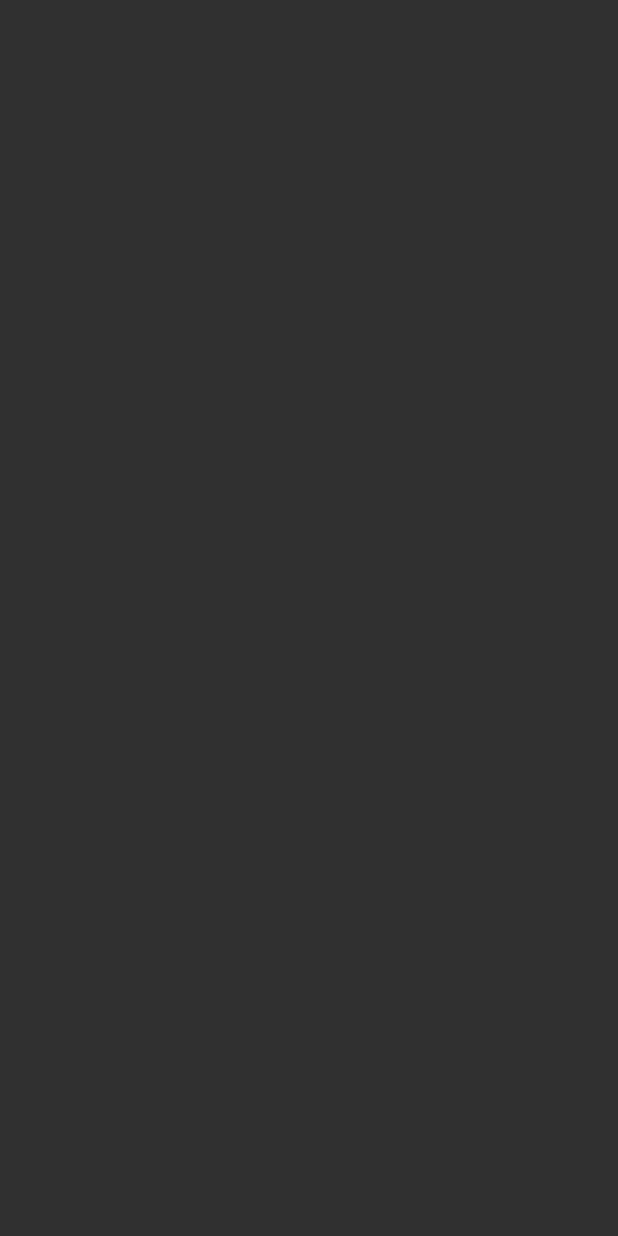
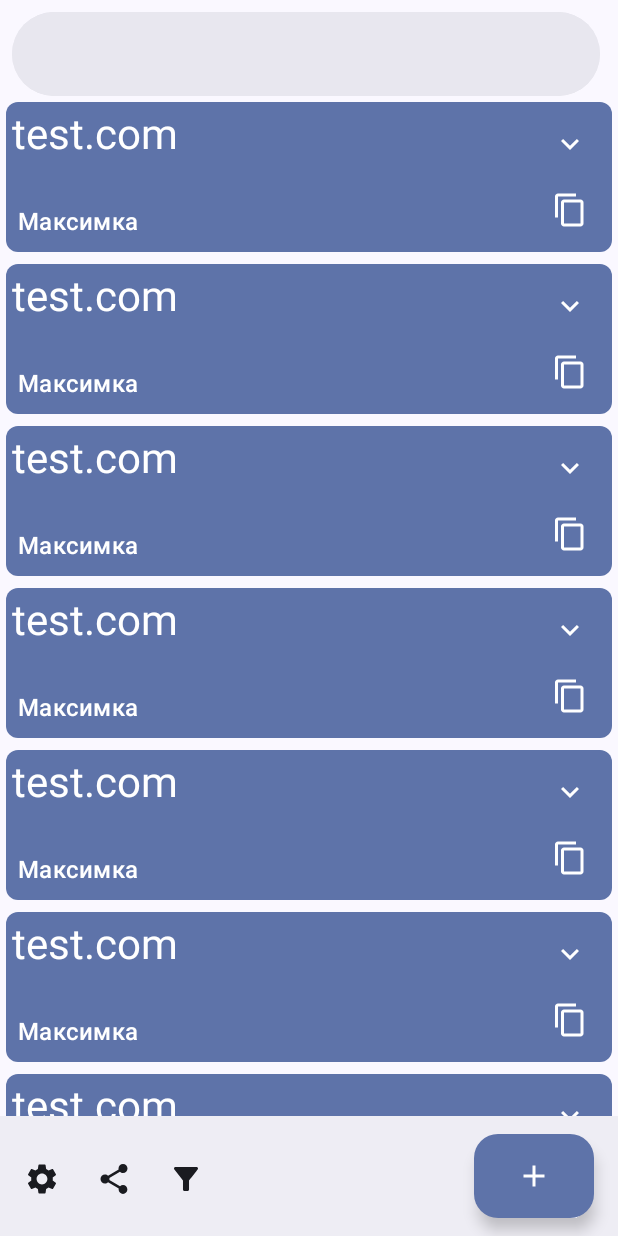
Before and after one commit to Kudr1x/MkPass, an Android app built with Jetpack Compose: the ManagerScreen screen opened through its navigation route, on a phone screen of 412 x 824 dp. Before the commit the screen is empty. Run offline under Robolectric (Android 15) with nearby library versions, the light colour scheme and no system bars.

Commit message:
Add ManagerScreen

```diff
--- a/app/src/main/java/com/github/kudrix/mkpass/manager/ManagerScreen.kt
+++ b/app/src/main/java/com/github/kudrix/mkpass/manager/ManagerScreen.kt
@@ -1,11 +1,131 @@
 package com.github.kudrix.mkpass.manager
 
 import androidx.compose.foundation.layout.Box
+import androidx.compose.foundation.layout.fillMaxSize
+import androidx.compose.foundation.layout.fillMaxWidth
+import androidx.compose.foundation.layout.height
+import androidx.compose.foundation.layout.offset
+import androidx.compose.foundation.layout.padding
+import androidx.compose.foundation.lazy.LazyColumn
+import androidx.compose.material.icons.Icons
+import androidx.compose.material.icons.filled.Settings
+import androidx.compose.material.icons.filled.Share
+import androidx.compose.material.icons.outlined.Add
+import androidx.compose.material3.BottomAppBar
+import androidx.compose.material3.ExperimentalMaterial3Api
+import androidx.compose.material3.ExtendedFloatingActionButton
+import androidx.compose.material3.Icon
+import androidx.compose.material3.IconButton
+import androidx.compose.material3.MediumTopAppBar
+import androidx.compose.material3.Scaffold
+import androidx.compose.material3.SearchBar
+import androidx.compose.material3.SmallTopAppBar
+import androidx.compose.material3.TopAppBar
+import androidx.compose.material3.TopAppBarDefaults
+import androidx.compose.material3.rememberTopAppBarState
 import androidx.compose.runtime.Composable
+import androidx.compose.runtime.getValue
+import androidx.compose.runtime.mutableStateOf
+import androidx.compose.runtime.remember
+import androidx.compose.runtime.setValue
+import androidx.compose.ui.Modifier
+import androidx.compose.ui.geometry.Offset
+import androidx.compose.ui.input.nestedscroll.NestedScrollConnection
+import androidx.compose.ui.input.nestedscroll.NestedScrollSource
+import androidx.compose.ui.input.nestedscroll.nestedScroll
+import androidx.compose.ui.platform.LocalDensity
+import androidx.compose.ui.res.painterResource
+import androidx.compose.ui.tooling.preview.Preview
+import androidx.compose.ui.unit.IntOffset
+import androidx.compose.ui.unit.dp
+import com.github.kudrix.mkpass.R
+import com.github.kudrix.mkpass.ui.items.PasswordItem
+import kotlin.math.roundToInt
 
+@OptIn(ExperimentalMaterial3Api::class)
+@Preview(showBackground = true)
 @Composable
-fun ManagerScreen(){
-    Box(){
+fun ManagerScreen() {
+    var isExpanded by remember { mutableStateOf(true) }
+    val scrollBehavior = TopAppBarDefaults.enterAlwaysScrollBehavior(rememberTopAppBarState())
 
-    }
+
+    Scaffold(
+        modifier = Modifier
+            .nestedScroll(scrollBehavior.nestedScrollConnection),
+
+
+        topBar = {
+            TopAppBar(
+                title = { /*TODO*/ },
+                scrollBehavior = scrollBehavior,
+                actions = {
+                    SearchBar(
+                        modifier = Modifier
+                            .fillMaxWidth()
+                            .padding(8.dp),
+                        query = "",
+                        onQueryChange = {},
+                        onSearch = {},
+                        active = false,
+                        onActiveChange = {}
+                    ) {
+
+                    }
+                }
+            )
+        },
+
+        bottomBar = {
+            BottomAppBar(
+                actions = {
+                    IconButton(
+                        onClick = { /* do something */ }
+                    ) {
+                        Icon(
+                            Icons.Filled.Settings,
+                            contentDescription = "Localized description"
+                        )
+                    }
+
+                    IconButton(
+                        onClick = { /* do something */ }
+                    ) {
+                        Icon(
+                            Icons.Filled.Share,
+                            contentDescription = "Localized description"
+                        )
+                    }
+
+                    IconButton(
+                        onClick = { /* do something */ }
+                    ) {
+                        Icon(painter = painterResource(id = R.drawable.filter),
+                            contentDescription = "Localized description"
+                        )
+                    }
+                },
+
+                floatingActionButton = {
+                    ExtendedFloatingActionButton(
+                        onClick = { /*TODO*/ },
+                    ) {
+                        Icon(imageVector = Icons.Outlined.Add, contentDescription = "Add password")
+                    }
+                }
+            )
+        },
+
+        content = { innerPadding ->
+            LazyColumn(
+                modifier = Modifier
+                    .fillMaxSize()
+                    .padding(innerPadding)
+            ) {
+                items(15) {
+                    PasswordItem()
+                }
+            }
+        }
+    )
 }
--- /dev/null
+++ b/app/src/main/java/com/github/kudrix/mkpass/ui/items/PasswordItem.kt
@@ -0,0 +1,204 @@
+package com.github.kudrix.mkpass.ui.items
+
+import androidx.compose.foundation.background
+import androidx.compose.foundation.layout.Box
+import androidx.compose.foundation.layout.Column
+import androidx.compose.foundation.layout.Row
+import androidx.compose.foundation.layout.Spacer
+import androidx.compose.foundation.layout.fillMaxWidth
+import androidx.compose.foundation.layout.height
+import androidx.compose.foundation.layout.padding
+import androidx.compose.foundation.layout.width
+import androidx.compose.foundation.shape.RoundedCornerShape
+import androidx.compose.foundation.text.BasicTextField
+import androidx.compose.material.icons.Icons
+import androidx.compose.material.icons.filled.Add
+import androidx.compose.material.icons.filled.Delete
+import androidx.compose.material.icons.filled.KeyboardArrowDown
+import androidx.compose.material.icons.filled.KeyboardArrowUp
+import androidx.compose.material3.Card
+import androidx.compose.material3.CardDefaults
+import androidx.compose.material3.Icon
+import androidx.compose.material3.IconButton
+import androidx.compose.material3.IconToggleButton
+import androidx.compose.material3.MaterialTheme
+import androidx.compose.material3.OutlinedTextField
+import androidx.compose.material3.Text
+import androidx.compose.runtime.Composable
+import androidx.compose.runtime.getValue
+import androidx.compose.runtime.mutableStateOf
+import androidx.compose.runtime.remember
+import androidx.compose.runtime.setValue
+import androidx.compose.ui.Alignment
+import androidx.compose.ui.Modifier
+import androidx.compose.ui.res.painterResource
+import androidx.compose.ui.tooling.preview.Preview
+import androidx.compose.ui.unit.dp
+import com.github.kudrix.mkpass.R
+
+@Preview(showBackground = true)
+@Composable
+fun PasswordItem(){
+
+    var isExpanded by remember { mutableStateOf(false)}
+    var vers = 0
+
+    Card(
+        modifier = Modifier
+            .fillMaxWidth()
+            .padding(4.dp)
+            .height(if (isExpanded) 300.dp else 100.dp),
+        shape = RoundedCornerShape(8.dp),
+        colors = CardDefaults.cardColors(
+            containerColor = MaterialTheme.colorScheme.primaryContainer
+        )
+    ) {
+        Box (
+            modifier = Modifier
+                .fillMaxWidth()
+                .height(100.dp)
+        ){
+            IconToggleButton(
+                modifier = Modifier
+                    .align(Alignment.TopEnd)
+                    .padding(4.dp),
+                checked = isExpanded,
+                onCheckedChange = {newState -> isExpanded = newState}
+            ) {
+                Icon(
+                    if(isExpanded)
+                        Icons.Filled.KeyboardArrowUp
+                    else
+                        Icons.Filled.KeyboardArrowDown,
+                    contentDescription =
+                    if(isExpanded)
+                        "UpArrow"
+                    else
+                        "DownArrow"
+                )
+            }
+
+            Text(
+                modifier = Modifier
+                    .align(Alignment.TopStart)
+                    .padding(4.dp),
+                text = "test.com",
+                style = MaterialTheme.typography.headlineMedium
+            )
+
+            Text(
+                modifier = Modifier
+                    .align(Alignment.BottomStart)
+                    .padding(8.dp),
+                text = "Максимка",
+                style = MaterialTheme.typography.titleMedium
+            )
+
+            IconButton(
+                modifier = Modifier
+                    .align(Alignment.BottomEnd)
+                    .padding(4.dp),
+                onClick = {}
+            ) {
+                Icon(
+                    painter = painterResource(id = R.drawable.copy),
+                    contentDescription = "Copy Password"
+                )
+            }
+        }
+
+        Box(
+            modifier = Modifier
+                .height(200.dp)
+                .fillMaxWidth()
+                .padding(8.dp)
+        ){
+
+            Spacer(
+                modifier = Modifier
+                    .height(2.dp)
+                    .fillMaxWidth(0.9f)
+                    .align(Alignment.TopCenter)
+                    .background(MaterialTheme.colorScheme.outline)
+            )
+
+            Row (
+                verticalAlignment = Alignment.CenterVertically,
+                modifier = Modifier
+                    .align(Alignment.TopStart)
+                    .height(100.dp)
+                    .padding(16.dp)
+            ){
+                Text(
+                    text = "Version:",
+                    style = MaterialTheme.typography.titleMedium,
+                    modifier = Modifier
+                        .padding(8.dp)
+                )
+
+                OutlinedTextField(
+                    modifier = Modifier
+                        .fillMaxWidth(0.5f),
+                    value = "",
+                    onValueChange = {}
+                )
+
+                Column{
+                    IconButton(
+                        modifier = Modifier
+                            .height(24.dp)
+                            .width(24.dp),
+                        onClick = { /*TODO*/ }
+                    ) {
+                        Icon(
+                            Icons.Filled.Add,
+                            contentDescription = "Plus")
+                    }
+
+                    Spacer(
+                        modifier = Modifier
+                            .height(12.dp)
+                    )
+
+                    IconButton(
+                        modifier = Modifier
+                            .height(24.dp)
+                            .width(24.dp),
+                        onClick = { /*TODO*/ }
+                    ) {
+                       Icon(
+                           painter = painterResource(id = R.drawable.remove),
+                           contentDescription = "Minus")
+                    }
+                }
+
+                IconButton(
+                    modifier = Modifier
+                        .padding(16.dp),
+                    onClick = { /*TODO*/ }
+                ) {
+                    Icon(
+                        Icons.Filled.Delete,
+                        contentDescription = "Deleate",
+                    )
+                }
+            }
+
+            Card(
+                modifier = Modifier
+                    .height(100.dp)
+                    .fillMaxWidth()
+                    .padding(8.dp)
+                    .align(Alignment.BottomStart),
+                colors = CardDefaults.cardColors(
+                    containerColor = MaterialTheme.colorScheme.secondaryContainer
+                )
+            ) {
+                BasicTextField(
+                    value = "",
+                    onValueChange = {}
+                )
+            }
+        }
+    }
+}
--- /dev/null
+++ b/app/src/main/res/drawable/copy.xml
@@ -0,0 +1,5 @@
+<vector android:height="24dp" android:tint="#000000"
+    android:viewportHeight="24" android:viewportWidth="24"
+    android:width="24dp" xmlns:android="http://schemas.android.com/apk/res/android">
+    <path android:fillColor="@android:color/white" android:pathData="M16,1L4,1c-1.1,0 -2,0.9 -2,2v14h2L4,3h12L16,1zM19,5L8,5c-1.1,0 -2,0.9 -2,2v14c0,1.1 0.9,2 2,2h11c1.1,0 2,-0.9 2,-2L21,7c0,-1.1 -0.9,-2 -2,-2zM19,21L8,21L8,7h11v14z"/>
+</vector>
--- /dev/null
+++ b/app/src/main/res/drawable/filter.xml
@@ -0,0 +1,5 @@
+<vector android:height="24dp" android:tint="#000000"
+    android:viewportHeight="24" android:viewportWidth="24"
+    android:width="24dp" xmlns:android="http://schemas.android.com/apk/res/android">
+    <path android:fillColor="@android:color/white" android:pathData="M4.25,5.66c0.1,0.13 5.74,7.33 5.74,7.33V19c0,0.55 0.45,1 1.01,1h2.01c0.55,0 1.01,-0.45 1.01,-1v-6.02s5.49,-7.02 5.75,-7.34C20.03,5.32 20,5 20,5c0,-0.55 -0.45,-1 -1.01,-1H5.01C4.4,4 4,4.48 4,5c0,0.2 0.06,0.44 0.25,0.66z"/>
+</vector>
--- /dev/null
+++ b/app/src/main/res/drawable/remove.xml
@@ -0,0 +1,5 @@
+<vector android:height="24dp" android:tint="#000000"
+    android:viewportHeight="24" android:viewportWidth="24"
+    android:width="24dp" xmlns:android="http://schemas.android.com/apk/res/android">
+    <path android:fillColor="@android:color/white" android:pathData="M19,13H5v-2h14v2z"/>
+</vector>
```
